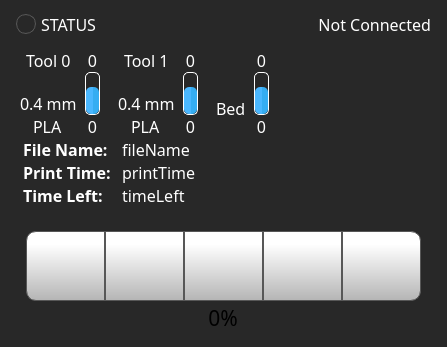
FracktalWorks/ControlCenter, file octoprint_ControlCenter/ui/home_screen/home_screen.ui: the form before one commit.
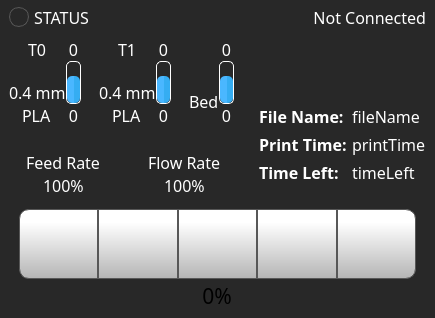
The form after the commit. Icons and pictures are not drawn.

Commit message:
Redesign control screen UI and add new icons
Refactored the control_screen.ui layout for improved usability, including new horizontal layouts for feed rate and flow rate controls, updated icons, and enhanced styling. Added new icons for filament paths and control actions, updated resource files, and improved temperature tab with preheat buttons and better organization. These changes modernize the UI and provide a more intuitive user experience.

Patch:
```diff
--- a/octoprint_ControlCenter/ui/home_screen/home_screen.ui
+++ b/octoprint_ControlCenter/ui/home_screen/home_screen.ui
@@ -6,8 +6,8 @@
    <rect>
     <x>0</x>
     <y>0</y>
-    <width>447</width>
-    <height>316</height>
+    <width>435</width>
+    <height>315</height>
    </rect>
   </property>
   <property name="windowTitle">
@@ -17,6 +17,21 @@
    <string notr="true">background-color: rgb(40, 40, 40);</string>
   </property>
   <layout class="QVBoxLayout" name="verticalLayout">
+   <property name="spacing">
+    <number>2</number>
+   </property>
+   <property name="leftMargin">
+    <number>4</number>
+   </property>
+   <property name="topMargin">
+    <number>4</number>
+   </property>
+   <property name="rightMargin">
+    <number>4</number>
+   </property>
+   <property name="bottomMargin">
+    <number>4</number>
+   </property>
    <item>
     <layout class="QHBoxLayout" name="statusBarLayout">
      <property name="spacing">
@@ -163,9 +178,9 @@
      <property name="frameShadow">
       <enum>QFrame::Raised</enum>
      </property>
-     <layout class="QHBoxLayout" name="horizontalLayout_10" stretch="6,4">
+     <layout class="QHBoxLayout" name="horizontalLayout_10" stretch="4,3">
       <property name="spacing">
-       <number>0</number>
+       <number>2</number>
       </property>
       <property name="leftMargin">
        <number>0</number>
@@ -185,7 +200,6 @@
          <string notr="true">QFrame {
     border: none;
     border-radius: 10px;
-    margin-right: 2px;
 
     background: qlineargradient(
         x1:0, y1:0, x2:1, y2:1,
@@ -255,7 +269,7 @@
                  </property>
                 </spacer>
                </item>
-               <item alignment="Qt::AlignHCenter|Qt::AlignBottom">
+               <item alignment="Qt::AlignHCenter">
                 <widget class="QLabel" name="label">
                  <property name="font">
                   <font>
@@ -269,7 +283,7 @@
 background-color: rgb(255, 255, 255,0);</string>
                  </property>
                  <property name="text">
-                  <string>Tool 0</string>
+                  <string>T0</string>
                  </property>
                 </widget>
                </item>
@@ -298,7 +312,7 @@
                   </font>
                  </property>
                  <property name="styleSheet">
-                  <string notr="true"/>
+                  <string notr="true">margin : 4px</string>
                  </property>
                  <property name="text">
                   <string/>
@@ -504,6 +518,19 @@
              </property>
             </widget>
            </item>
+           <item>
+            <spacer name="horizontalSpacer_3">
+             <property name="orientation">
+              <enum>Qt::Horizontal</enum>
+             </property>
+             <property name="sizeHint" stdset="0">
+              <size>
+               <width>40</width>
+               <height>20</height>
+              </size>
+             </property>
+            </spacer>
+           </item>
            <item>
             <spacer name="horizontalSpacer_5">
              <property name="orientation">
@@ -540,7 +567,7 @@
                  </property>
                 </spacer>
                </item>
-               <item alignment="Qt::AlignHCenter|Qt::AlignBottom">
+               <item alignment="Qt::AlignHCenter">
                 <widget class="QLabel" name="label_2">
                  <property name="font">
                   <font>
@@ -554,7 +581,7 @@
 background-color: rgb(255, 255, 255,0);</string>
                  </property>
                  <property name="text">
-                  <string>Tool 1</string>
+                  <string>T1</string>
                  </property>
                 </widget>
                </item>
@@ -583,7 +610,7 @@
                   </font>
                  </property>
                  <property name="styleSheet">
-                  <string notr="true"/>
+                  <string notr="true">margin : 4px</string>
                  </property>
                  <property name="text">
                   <string/>
@@ -802,6 +829,19 @@
              </property>
             </spacer>
            </item>
+           <item>
+            <spacer name="horizontalSpacer_4">
+             <property name="orientation">
+              <enum>Qt::Horizontal</enum>
+             </property>
+             <property name="sizeHint" stdset="0">
+              <size>
+               <width>40</width>
+               <height>20</height>
+              </size>
+             </property>
+            </spacer>
+           </item>
            <item>
             <layout class="QHBoxLayout" name="bedLayout">
              <property name="spacing">
@@ -847,7 +887,7 @@
                   </font>
                  </property>
                  <property name="styleSheet">
-                  <string notr="true"/>
+                  <string notr="true">margin : 4px</string>
                  </property>
                  <property name="text">
                   <string/>
@@ -860,7 +900,7 @@
                  </property>
                 </widget>
                </item>
-               <item alignment="Qt::AlignHCenter|Qt::AlignVCenter">
+               <item alignment="Qt::AlignHCenter">
                 <widget class="QLabel" name="label_3">
                  <property name="font">
                   <font>
@@ -1007,129 +1047,222 @@
           </layout>
          </item>
          <item>
-          <layout class="QFormLayout" name="printInfoLayout">
-           <property name="leftMargin">
-            <number>8</number>
+          <layout class="QHBoxLayout" name="horizontalLayout_2">
+           <property name="topMargin">
+            <number>4</number>
            </property>
-           <property name="bottomMargin">
-            <number>8</number>
-           </property>
-           <item row="0" column="0">
-            <widget class="QLabel" name="FileNameLabel">
-             <property name="font">
-              <font>
-               <family>Montserrat</family>
-               <pointsize>12</pointsize>
-               <weight>75</weight>
-               <bold>true</bold>
-               <kerning>false</kerning>
-              </font>
-             </property>
-             <property name="styleSheet">
-              <string notr="true">color: rgb(255, 255, 255);</string>
-             </property>
-             <property name="text">
-              <string>File Name:</string>
-             </property>
-            </widget>
+           <item>
+            <layout class="QVBoxLayout" name="verticalLayout_11">
+             <item alignment="Qt::AlignHCenter">
+              <widget class="QLabel" name="feedRateIcon">
+               <property name="minimumSize">
+                <size>
+                 <width>20</width>
+                 <height>20</height>
+                </size>
+               </property>
+               <property name="maximumSize">
+                <size>
+                 <width>40</width>
+                 <height>40</height>
+                </size>
+               </property>
+               <property name="font">
+                <font>
+                 <family>Gotham</family>
+                 <pointsize>16</pointsize>
+                 <weight>50</weight>
+                 <bold>false</bold>
+                 <underline>false</underline>
+                 <strikeout>false</strikeout>
+                </font>
+               </property>
+               <property name="styleSheet">
+                <string notr="true"/>
+               </property>
+               <property name="text">
+                <string/>
+               </property>
+               <property name="pixmap">
+                <pixmap resource="../resources/resource.qrc">:/Icons/img/icons/FeedRate_Selected.png</pixmap>
+               </property>
+               <property name="scaledContents">
+                <bool>true</bool>
+               </property>
+              </widget>
+             </item>
+             <item alignment="Qt::AlignHCenter">
+              <widget class="QLabel" name="label_12">
+               <property name="font">
+                <font>
+                 <family>Montserrat</family>
+                 <pointsize>12</pointsize>
+                </font>
+               </property>
+               <property name="styleSheet">
+                <string notr="true">
+color: White;
+background-color: rgb(255, 255, 255,0);</string>
+               </property>
+               <property name="text">
+                <string>Feed Rate</string>
+               </property>
+              </widget>
+             </item>
+             <item alignment="Qt::AlignHCenter">
+              <widget class="QLabel" name="feedRateLabel">
+               <property name="font">
+                <font>
+                 <family>Montserrat</family>
+                 <pointsize>12</pointsize>
+                </font>
+               </property>
+               <property name="styleSheet">
+                <string notr="true">
+color: White;
+background-color: rgb(255, 255, 255,0);</string>
+               </property>
+               <property name="text">
+                <string>100%</string>
+               </property>
+              </widget>
+             </item>
+             <item>
+              <spacer name="verticalSpacer">
+               <property name="orientation">
+                <enum>Qt::Vertical</enum>
+               </property>
+               <property name="sizeHint" stdset="0">
+                <size>
+                 <width>20</width>
+                 <height>40</height>
+                </size>
+               </property>
+              </spacer>
+             </item>
+            </layout>
            </item>
-           <item row="0" column="1">
-            <widget class="QLabel" name="fileName">
-             <property name="font">
-              <font>
-               <family>Montserrat</family>
-               <pointsize>12</pointsize>
-              </font>
+           <item>
+            <widget class="Line" name="line_4">
+             <property name="minimumSize">
+              <size>
+               <width>1</width>
+               <height>20</height>
+              </size>
              </property>
-             <property name="styleSheet">
-              <string notr="true">color: rgb(255, 255, 255);
-background-color: rgba(255, 255, 255, 0);</string>
+             <property name="maximumSize">
+              <size>
+               <width>16777215</width>
+               <height>60</height>
+              </size>
              </property>
-             <property name="text">
-              <string>fileName</string>
+             <property name="contextMenuPolicy">
+              <enum>Qt::NoContextMenu</enum>
              </property>
-             <property name="scaledContents">
-              <bool>true</bool>
-             </property>
-             <property name="wordWrap">
-              <bool>true</bool>
-             </property>
-            </widget>
-           </item>
-           <item row="1" column="0">
-            <widget class="QLabel" name="printTimeLabel">
-             <property name="font">
-              <font>
-               <family>Montserrat</family>
-               <pointsize>12</pointsize>
-               <weight>75</weight>
-               <bold>true</bold>
-               <kerning>false</kerning>
-              </font>
-             </property>
              <property name="styleSheet">
-              <string notr="true">color: rgb(255, 255, 255);</string>
+              <string notr="true">background-color: rgb(40, 40, 40);</string>
              </property>
-             <property name="text">
-              <string>Print Time:</string>
+             <property name="frameShadow">
+              <enum>QFrame::Sunken</enum>
              </property>
-            </widget>
-           </item>
-           <item row="1" column="1">
-            <widget class="QLabel" name="printTime">
-             <property name="font">
-              <font>
-               <family>Montserrat</family>
-               <pointsize>12</pointsize>
-              </font>
+             <property name="lineWidth">
+              <number>1</number>
              </property>
-             <property name="styleSheet">
-              <string notr="true">color: rgb(255, 255, 255);
-background-color: rgba(255, 255, 255, 0);</string>
+             <property name="orientation">
+              <enum>Qt::Vertical</enum>
              </property>
-             <property name="text">
-              <string>printTime</string>
-             </property>
             </widget>
            </item>
-           <item row="2" column="0">
-            <widget class="QLabel" name="timeLeftLabel">
-             <property name="font">
-              <font>
-               <family>Montserrat</family>
-               <pointsize>12</pointsize>
-               <weight>75</weight>
-               <bold>true</bold>
-               <kerning>false</kerning>
-              </font>
-             </property>
-             <property name="styleSheet">
-              <string notr="true">color: rgb(255, 255, 255);</string>
-             </property>
-             <property name="text">
-              <string>Time Left:</string>
-             </property>
-            </widget>
-           </item>
-           <item row="2" column="1">
-            <widget class="QLabel" name="timeLeft">
-             <property name="font">
-              <font>
-               <family>Montserrat</family>
-               <pointsize>12</pointsize>
-              </font>
-             </property>
-             <property name="styleSheet">
-              <string notr="true">color: rgb(255, 255, 255);
-background-color: rgba(255, 255, 255, 0);</string>
-             </property>
-             <property name="text">
-              <string>timeLeft</string>
-             </property>
-             <property name="wordWrap">
-              <bool>false</bool>
-             </property>
-            </widget>
+           <item>
+            <layout class="QVBoxLayout" name="verticalLayout_12">
+             <item alignment="Qt::AlignHCenter">
+              <widget class="QLabel" name="flowRateIcon">
+               <property name="minimumSize">
+                <size>
+                 <width>20</width>
+                 <height>20</height>
+                </size>
+               </property>
+               <property name="maximumSize">
+                <size>
+                 <width>40</width>
+                 <height>40</height>
+                </size>
+               </property>
+               <property name="font">
+                <font>
+                 <family>Gotham</family>
+                 <pointsize>16</pointsize>
+                 <weight>50</weight>
+                 <bold>false</bold>
+                 <underline>false</underline>
+                 <strikeout>false</strikeout>
+                </font>
+               </property>
+               <property name="styleSheet">
+                <string notr="true"/>
+               </property>
+               <property name="text">
+                <string/>
+               </property>
+               <property name="pixmap">
+                <pixmap resource="../resources/resource.qrc">:/Icons/img/icons/FlowRate.png</pixmap>
+               </property>
+               <property name="scaledContents">
+                <bool>true</bool>
+               </property>
+              </widget>
+             </item>
+             <item alignment="Qt::AlignHCenter">
+              <widget class="QLabel" name="label_14">
+               <property name="font">
+                <font>
+                 <family>Montserrat</family>
+                 <pointsize>12</pointsize>
+                </font>
+               </property>
+               <property name="styleSheet">
+                <string notr="true">
+color: White;
+background-color: rgb(255, 255, 255,0);</string>
+               </property>
+               <property name="text">
+                <string>Flow Rate</string>
+               </property>
+              </widget>
+             </item>
+             <item alignment="Qt::AlignHCenter">
+              <widget class="QLabel" name="flowRateLabel">
+               <property name="font">
+                <font>
+                 <family>Montserrat</family>
+                 <pointsize>12</pointsize>
+                </font>
+               </property>
+               <property name="styleSheet">
+                <string notr="true">
+color: White;
+background-color: rgb(255, 255, 255,0);</string>
+               </property>
+               <property name="text">
+                <string>100%</string>
+               </property>
+              </widget>
+             </item>
+             <item>
+              <spacer name="verticalSpacer_2">
+               <property name="orientation">
+                <enum>Qt::Vertical</enum>
+               </property>
+               <property name="sizeHint" stdset="0">
+                <size>
+                 <width>20</width>
+                 <height>40</height>
+                </size>
+               </property>
+              </spacer>
+             </item>
+            </layout>
            </item>
           </layout>
          </item>
@@ -1142,8 +1275,6 @@
          <string notr="true">QFrame {
     border: none;
     border-radius: 10px;
-    margin-left : 2px;
-
     background: qlineargradient(
         x1:0, y1:0, x2:1, y2:1,
         stop:0 #1a1a1a,
@@ -1161,19 +1292,19 @@
         </property>
         <layout class="QVBoxLayout" name="verticalLayout_26">
          <property name="spacing">
-          <number>0</number>
+          <number>5</number>
          </property>
          <property name="leftMargin">
-          <number>0</number>
+          <number>5</number>
          </property>
          <property name="topMargin">
-          <number>0</number>
+          <number>5</number>
          </property>
          <property name="rightMargin">
-          <number>0</number>
+          <number>5</number>
          </property>
          <property name="bottomMargin">
-          <number>0</number>
+          <number>5</number>
          </property>
          <item alignment="Qt::AlignHCenter|Qt::AlignVCenter">
           <widget class="QLabel" name="printPreviewMain">
@@ -1218,6 +1349,133 @@
            </property>
           </widget>
          </item>
+         <item>
+          <layout class="QFormLayout" name="printInfoLayout">
+           <property name="leftMargin">
+            <number>8</number>
+           </property>
+           <property name="bottomMargin">
+            <number>8</number>
+           </property>
+           <item row="0" column="0">
+            <widget class="QLabel" name="FileNameLabel">
+             <property name="font">
+              <font>
+               <family>Montserrat</family>
+               <pointsize>12</pointsize>
+               <weight>75</weight>
+               <bold>true</bold>
+               <kerning>false</kerning>
+              </font>
+             </property>
+             <property name="styleSheet">
+              <string notr="true">color: rgb(255, 255, 255);</string>
+             </property>
+             <property name="text">
+              <string>File Name:</string>
+             </property>
+            </widget>
+           </item>
+           <item row="0" column="1">
+            <widget class="QLabel" name="fileName">
+             <property name="font">
+              <font>
+               <family>Montserrat</family>
+               <pointsize>12</pointsize>
+              </font>
+             </property>
+             <property name="styleSheet">
+              <string notr="true">color: rgb(255, 255, 255);
+background-color: rgba(255, 255, 255, 0);</string>
+             </property>
+             <property name="text">
+              <string>fileName</string>
+             </property>
+             <property name="scaledContents">
+              <bool>true</bool>
+             </property>
+             <property name="wordWrap">
+              <bool>true</bool>
+             </property>
+            </widget>
+           </item>
+           <item row="1" column="0">
+            <widget class="QLabel" name="printTimeLabel">
+             <property name="font">
+              <font>
+               <family>Montserrat</family>
+               <pointsize>12</pointsize>
+               <weight>75</weight>
+               <bold>true</bold>
+               <kerning>false</kerning>
+              </font>
+             </property>
+             <property name="styleSheet">
+              <string notr="true">color: rgb(255, 255, 255);</string>
+             </property>
+             <property name="text">
+              <string>Print Time:</string>
+             </property>
+            </widget>
+           </item>
+           <item row="1" column="1">
+            <widget class="QLabel" name="printTime">
+             <property name="font">
+              <font>
+               <family>Montserrat</family>
+               <pointsize>12</pointsize>
+              </font>
+             </property>
+             <property name="styleSheet">
+              <string notr="true">color: rgb(255, 255, 255);
+background-color: rgba(255, 255, 255, 0);</string>
+             </property>
+             <property name="text">
+              <string>printTime</string>
+             </property>
+            </widget>
+           </item>
+           <item row="2" column="0">
+            <widget class="QLabel" name="timeLeftLabel">
+             <property name="font">
+              <font>
+               <family>Montserrat</family>
+               <pointsize>12</pointsize>
+               <weight>75</weight>
+               <bold>true</bold>
+               <kerning>false</kerning>
+              </font>
+             </property>
+             <property name="styleSheet">
+              <string notr="true">color: rgb(255, 255, 255);</string>
+             </property>
+             <property name="text">
+              <string>Time Left:</string>
+             </property>
+            </widget>
+           </item>
+           <item row="2" column="1">
+            <widget class="QLabel" name="timeLeft">
+             <property name="font">
+              <font>
+               <family>Montserrat</family>
+               <pointsize>12</pointsize>
+              </font>
+             </property>
+             <property name="styleSheet">
+              <string notr="true">color: rgb(255, 255, 255);
+background-color: rgba(255, 255, 255, 0);</string>
+             </property>
+             <property name="text">
+              <string>timeLeft</string>
+             </property>
+             <property name="wordWrap">
+              <bool>false</bool>
+             </property>
+            </widget>
+           </item>
+          </layout>
+         </item>
         </layout>
        </widget>
       </item>
```
Left out of the diff: 1 changed line with no effect on the pictures. The commit also changes 19 other files.
